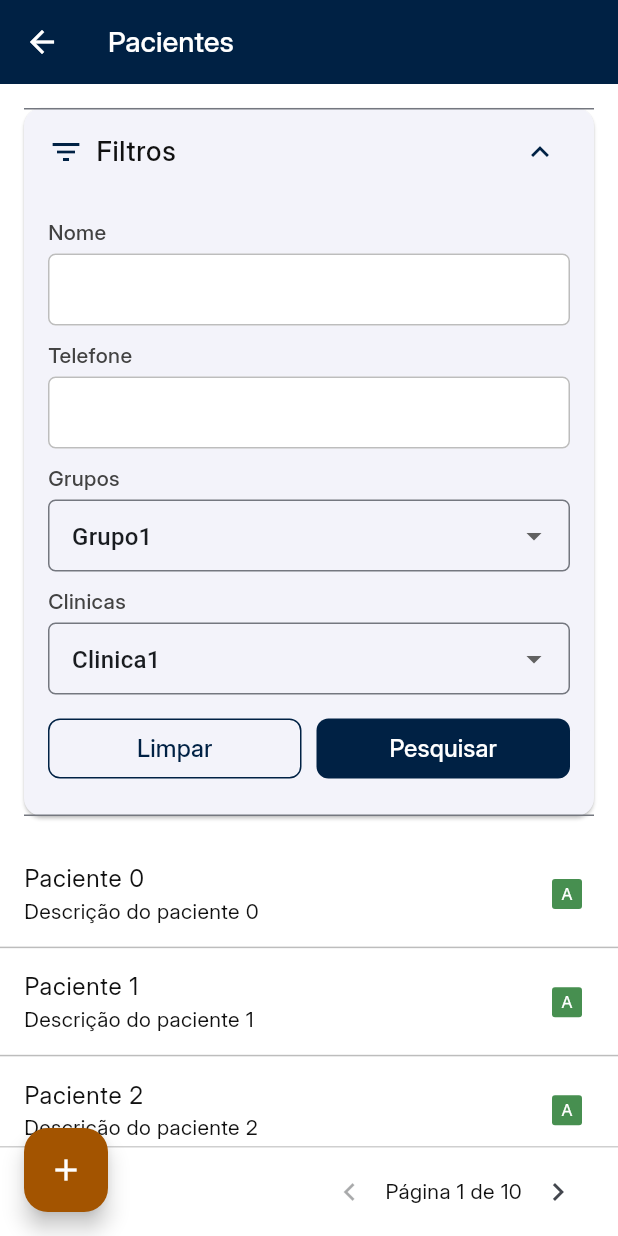
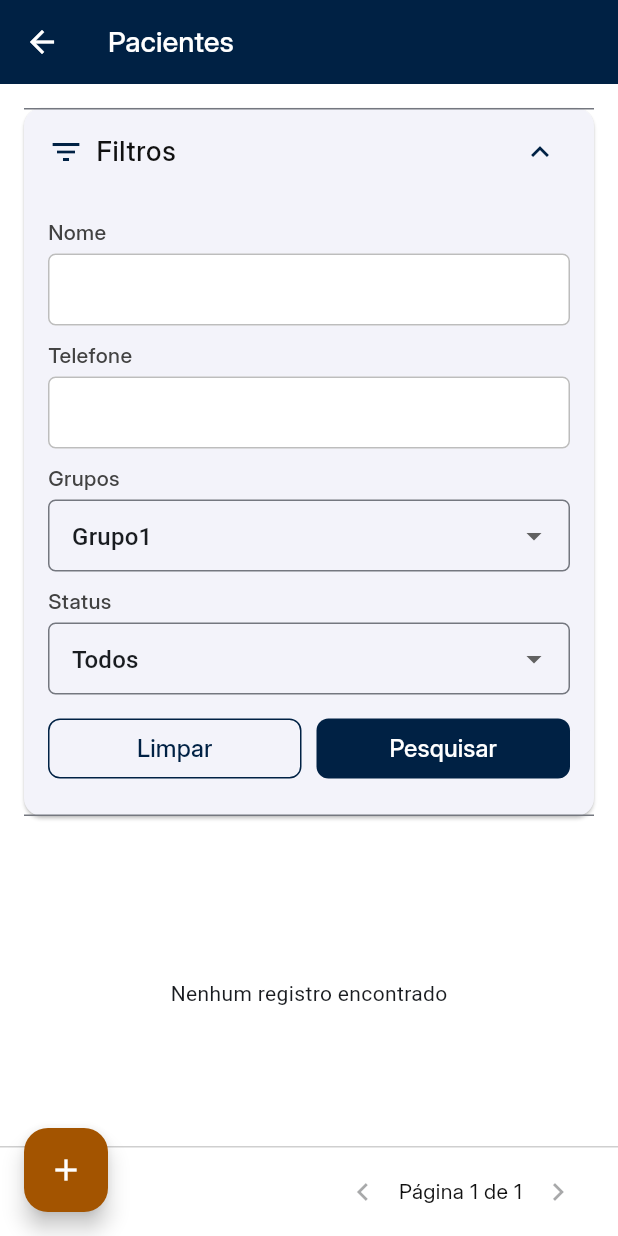
Before and after one commit to joaoteodoro16/cga_app, a Flutter app: the PatientsPage screen opened by its route, after a tap on "Filtros", on a phone screen of 412 x 824 dp. Run offline on Flutter 3.47's test engine with Material 3 defaults, Android fonts, the phone set to English and light mode, and no system bars; drawn by our look-alikes of toastification; our stand-ins replace brasil_fields, dio, flutter_dotenv, font_awesome_flutter, get, shared_preferences; missing offline and left inert: analyzer, custom_lint_builder, validatorless; accounts and stored records are empty; network calls fail.

Commit message:
Iniciando feature Pacientes

```diff
--- a/lib/app/core/controller/base_pagination_controller.dart
+++ b/lib/app/core/controller/base_pagination_controller.dart
@@ -38,6 +38,10 @@ abstract class BasePaginationController<T> extends BaseController {
     }
   }
 
+  Future<void> search() async {
+    await load(newPage: 1);
+  }
+
   Future<void> nextPage() async {
     if (hasNextPage) {
       await load(newPage: page + 1);
--- a/lib/app/core/routes/app_pages.dart
+++ b/lib/app/core/routes/app_pages.dart
@@ -7,6 +7,7 @@ import 'package:cga_app/app/features/groups/bindings/groups_bindings.dart';
 import 'package:cga_app/app/features/groups/presentation/pages/groups_page.dart';
 import 'package:cga_app/app/features/home/bindings/home_binding.dart';
 import 'package:cga_app/app/features/home/presentation/pages/home_page.dart';
+import 'package:cga_app/app/features/patients/bindings/patients_bindings.dart';
 import 'package:cga_app/app/features/patients/presentation/pages/patients_page.dart';
 import 'package:get/get.dart';
 
@@ -25,16 +26,17 @@ class AppPages {
     GetPage(
       name: AppRoutes.clinics,
       page: () => ClinicsPage(),
-      binding: ClinicsBindings()
+      binding: ClinicsBindings(),
     ),
     GetPage(
       name: AppRoutes.groups,
       page: () => GroupsPage(),
-       binding: GroupsBindings()
+      binding: GroupsBindings(),
     ),
     GetPage(
       name: AppRoutes.patients,
       page: () => PatientsPage(),
+      binding: PatientsBindings(),
     ),
   ];
 }
--- a/lib/app/features/groups/presentation/controllers/groups_controller.dart
+++ b/lib/app/features/groups/presentation/controllers/groups_controller.dart
@@ -115,10 +115,6 @@ class GroupsController extends BasePaginationController<Group> {
     }
   }
 
-  Future<void> search() async {
-    await load(newPage: 1);
-  }
-
   Group _buildEntity() {
     final clinic = clinicSelected ?? editingGroup?.clinic;
 
--- /dev/null
+++ b/lib/app/features/patients/bindings/patients_bindings.dart
@@ -0,0 +1,9 @@
+import 'package:cga_app/app/features/patients/presentation/controllers/patients_controller.dart';
+import 'package:get/get.dart';
+
+class PatientsBindings extends Bindings {
+  @override
+  void dependencies() {
+    Get.lazyPut(() => PatientsController());
+  }
+}
--- a/lib/app/features/patients/domain/entities/patient.dart
+++ b/lib/app/features/patients/domain/entities/patient.dart
@@ -4,6 +4,7 @@ class Patient {
   final String id;
   final String name;
   final List<Group> groups;
+  final String phone;
   final DateTime startDate;
   final DateTime endDate;
   final double startingWeight;
@@ -15,8 +16,6 @@ class Patient {
     required this.startDate,
     required this.endDate,
     required this.startingWeight,
+    required this.phone,
   });
-
-
-
 }
--- /dev/null
+++ b/lib/app/features/patients/presentation/controllers/patients_controller.dart
@@ -0,0 +1,55 @@
+import 'package:cga_app/app/core/controller/base_pagination_controller.dart';
+import 'package:cga_app/app/core/enums/entity_status_enum.dart';
+import 'package:cga_app/app/core/enums/entity_status_filter_enum.dart';
+import 'package:cga_app/app/core/pagination/entities/paginated_result.dart';
+import 'package:cga_app/app/features/patients/domain/entities/patient.dart';
+import 'package:flutter/material.dart';
+import 'package:get/get_rx/src/rx_types/rx_types.dart';
+
+class PatientsController extends BasePaginationController {
+  final nameFilterEC = TextEditingController();
+  final phoneFilterEC = TextEditingController();
+
+  final _activeFilter = Rx<EntityStatusFilterEnum>(EntityStatusFilterEnum.all);
+  bool? get activeFilter => _activeFilter.value.toBoolean();
+  set activeFilter(EntityStatusFilterEnum? value) =>
+      _activeFilter.value = value ?? EntityStatusFilterEnum.all;
+
+  final nameEC = TextEditingController();
+  final phoneEC = TextEditingController();
+
+  final _active = Rx<EntityStatusEnum>(EntityStatusEnum.active);
+  bool? get active => _active.value.toBoolean();
+  set active(EntityStatusEnum value) => _active.value = value;
+
+  final formKey = GlobalKey<FormState>();
+
+  Patient? editingPatient;
+
+  @override
+  Future<PaginatedResult<dynamic>> fetch({
+    required int page,
+    required int pageSize,
+  }) {
+    throw UnimplementedError();
+  }
+
+  void clearFilters() {
+    nameFilterEC.clear();
+    phoneFilterEC.clear();
+  }
+
+  void clearForm() {
+    nameEC.clear();
+    phoneEC.clear();
+  }
+
+  @override
+  void dispose() {
+    nameEC.dispose();
+    phoneEC.dispose();
+    nameFilterEC.dispose();
+    phoneEC.dispose();
+    super.dispose();
+  }
+}
--- a/lib/app/features/patients/presentation/pages/patients_page.dart
+++ b/lib/app/features/patients/presentation/pages/patients_page.dart
@@ -1,31 +1,42 @@
+import 'package:cga_app/app/core/enums/entity_status_filter_enum.dart';
 import 'package:cga_app/app/core/ui/models/app_crud_item.dart';
 import 'package:cga_app/app/core/ui/widgets/app_combo_box.dart';
 import 'package:cga_app/app/core/ui/widgets/app_crud_layout.dart';
 import 'package:cga_app/app/core/ui/widgets/app_text_form_field.dart';
 import 'package:cga_app/app/features/patients/domain/entities/patient.dart';
+import 'package:cga_app/app/features/patients/presentation/controllers/patients_controller.dart';
 import 'package:flutter/material.dart';
+import 'package:get/get_core/src/get_main.dart';
+import 'package:get/get_instance/get_instance.dart';
 
-class PatientsPage extends StatelessWidget {
+class PatientsPage extends StatefulWidget {
   const PatientsPage({super.key});
+
+  @override
+  State<PatientsPage> createState() => _PatientsPageState();
+}
+
+class _PatientsPageState extends State<PatientsPage> {
+  final controller = Get.find<PatientsController>();
 
   @override
   Widget build(BuildContext context) {
     return AppCrudLayout(
       pageTitle: 'Pacientes',
-      page: 1,
-      totalPages: 10,
-      onPreviousPage: () {},
-      onNextPage: () {},
-      onSearch: () {},
+      page: controller.page,
+      totalPages: controller.totalPages,
+      onPreviousPage: controller.previousPage,
+      onNextPage: controller.nextPage,
+      onSearch: controller.search,
       onNew: () {},
-      onFilterClean: () {},
+      onFilterClean: controller.clearFilters,
       filters: Column(
         spacing: 10,
         children: [
-          AppTextFormField(label: 'Nome', controller: TextEditingController()),
+          AppTextFormField(label: 'Nome', controller: controller.nameFilterEC),
           AppTextFormField(
             label: 'Telefone',
-            controller: TextEditingController(),
+            controller: controller.phoneFilterEC,
           ),
           AppComboBox(
             items: ['Nenhum', 'Grupo1', 'Grupo2', 'Grupo3', 'Grupo4'],
@@ -33,23 +44,27 @@ class PatientsPage extends StatelessWidget {
             initialValue: 'Grupo1',
             hint: 'Grupos',
           ),
-          AppComboBox(
-            items: ['Nenhum', 'Clinica1', 'Clinica2', 'Clinica3', 'Clinica4'],
-            itemLabel: (item) => item,
-            initialValue: 'Clinica1',
-            hint: 'Clinicas',
+          AppComboBox<EntityStatusFilterEnum>(
+            items: EntityStatusFilterEnum.values,
+            itemLabel: (item) => item.description,
+            initialValue: EntityStatusFilterEnum.values.first,
+            hint: 'Status',
+            onChanged: (value) {
+              controller.activeFilter = value;
+            },
           ),
         ],
       ),
-      items: List.generate(
-        20,
-        (index) => AppCrudItem<Patient>(
-          title: 'Paciente $index',
-          subtitle: 'Descrição do paciente $index',
-          active: true,
-          data: Patient(id: 'id', name: 'name', groups: [], startDate: DateTime.now(), endDate: DateTime.now(), startingWeight: 1)
-        ),
-      ),
+      items: List.generate(controller.items.length, (index) {
+        final item = controller.items[index];
+        return AppCrudItem<Patient>(
+          title: item.name,
+          subtitle: item.pho,
+          active: item.active,
+          secondSubtitle: 'Clínica: ${item.clinic.name}',
+          data: item,
+        );
+      }),
       onItemTap: (item) {},
     );
   }
```
